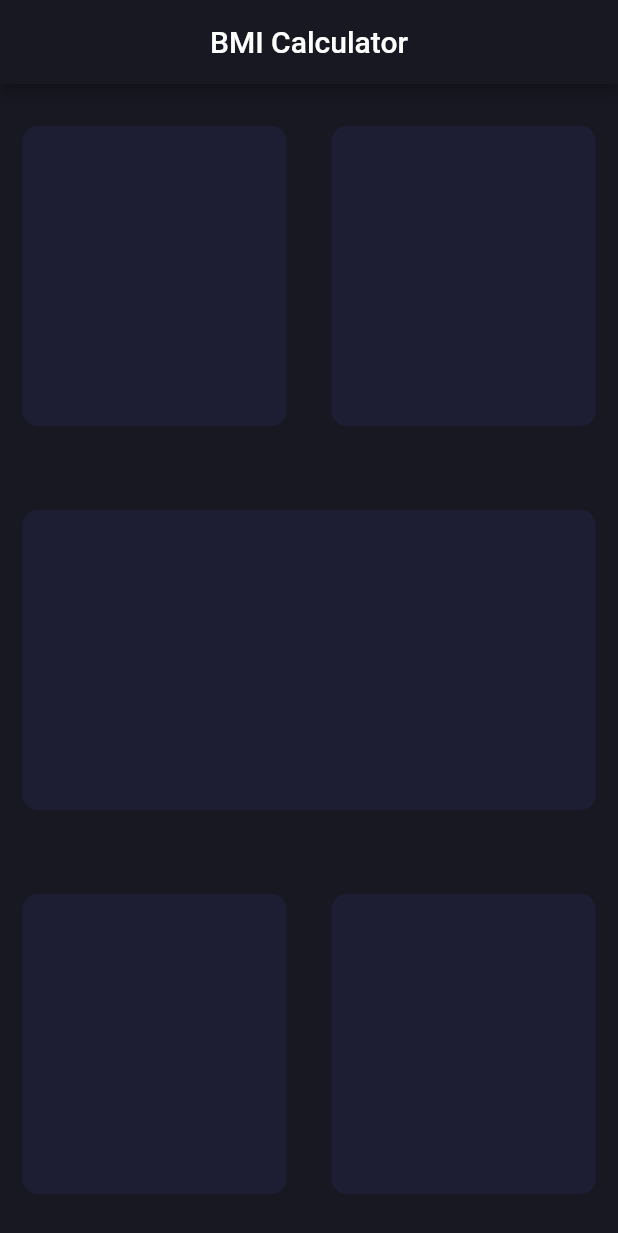
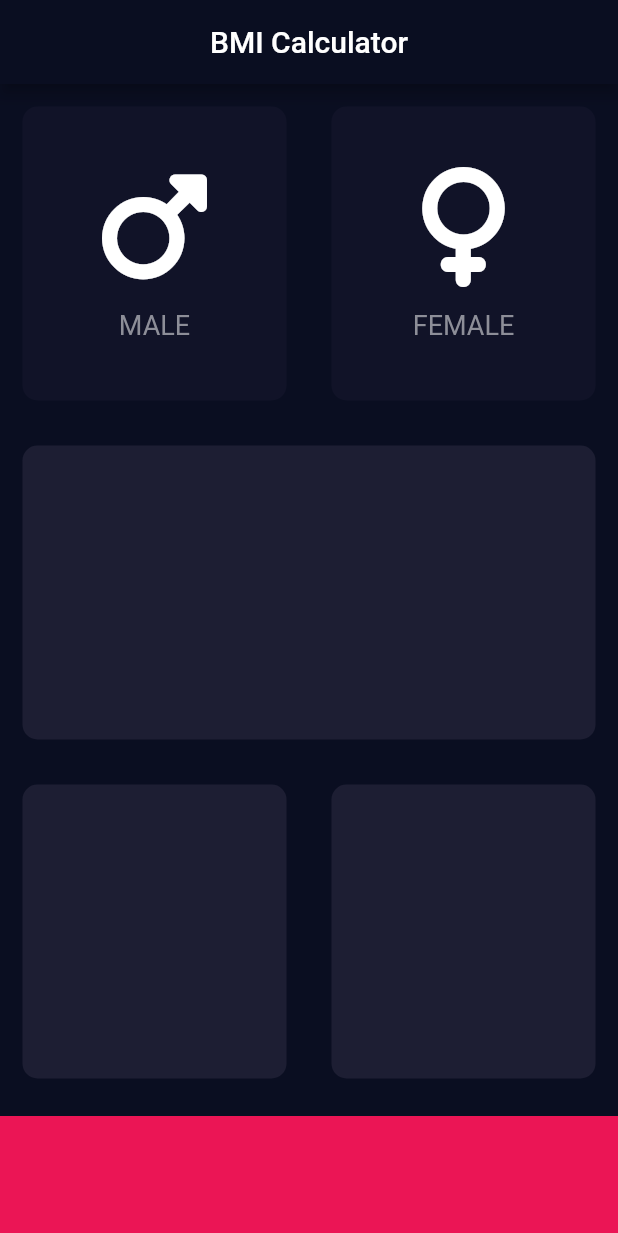
Before and after one commit to Navid-Rahman/BMI-Calculator-Flutter, a Flutter app: the screen it shows after launch, on a phone screen of 412 x 824 dp. Shown: the top 1233 px of the screen. Run offline on Flutter 3.47's test engine with Material 2 defaults, Android fonts, the phone set to English and light mode, and no system bars; our stand-ins replace font_awesome_flutter.

Commit message:
Added Gesture detector buttons for male and female button. Updated the icon_content and reusable_card dart files.

```diff
--- /dev/null
+++ b/lib/icon_content.dart
@@ -0,0 +1,30 @@
+import 'package:flutter/material.dart';
+
+const labelTextStyle = TextStyle(
+  fontSize: 18.0,
+  color: Color(0xFF8D8E98),
+);
+
+class IconContent extends StatelessWidget {
+  const IconContent({super.key, required this.icon, required this.label});
+  final IconData icon;
+  final String label;
+
+  @override
+  Widget build(BuildContext context) {
+    return Column(
+      mainAxisAlignment: MainAxisAlignment.center,
+      children: <Widget>[
+        Icon(
+          icon,
+          size: 80.0,
+          color: Colors.white,
+        ),
+        const SizedBox(
+          height: 15.0,
+        ),
+        Text(label, style: labelTextStyle),
+      ],
+    );
+  }
+}
--- a/lib/input_page.dart
+++ b/lib/input_page.dart
@@ -1,4 +1,12 @@
 import 'package:flutter/material.dart';
+import 'package:font_awesome_flutter/font_awesome_flutter.dart';
+import 'reusable_card.dart';
+import 'icon_content.dart';
+
+const bottomContainerHeight = 80.0;
+const activeCardColor = Color(0xFF1D1E33);
+const inactiveCardColor = Color(0xFF111328);
+const bottomContainerColor = Color(0xFFEB1555);
 
 class InputPage extends StatefulWidget {
   const InputPage({super.key});
@@ -8,6 +16,28 @@ class InputPage extends StatefulWidget {
 }
 
 class _InputPageState extends State<InputPage> {
+  Color femaleCardColor = inactiveCardColor;
+  Color maleCardColor = inactiveCardColor;
+
+  void updateColor(int gender) {
+    if (gender == 1) {
+      if (maleCardColor == inactiveCardColor) {
+        maleCardColor = activeCardColor;
+        femaleCardColor = inactiveCardColor;
+      } else {
+        maleCardColor = inactiveCardColor;
+      }
+    }
+    if (gender == 2) {
+      if (femaleCardColor == inactiveCardColor) {
+        femaleCardColor = activeCardColor;
+        maleCardColor = inactiveCardColor;
+      } else {
+        femaleCardColor = inactiveCardColor;
+      }
+    }
+  }
+
   @override
   Widget build(BuildContext context) {
     return Scaffold(
@@ -15,19 +45,41 @@ class _InputPageState extends State<InputPage> {
         title: const Text('BMI Calculator'),
         centerTitle: true,
       ),
-      body: const Column(
+      body: Column(
         children: <Widget>[
           Expanded(
               child: Row(
             children: <Widget>[
               Expanded(
-                child: ReusableCard(
-                  colour: Color(0xFF1D1E33),
+                child: GestureDetector(
+                  onTap: () {
+                    setState(() {
+                      updateColor(1);
+                    });
+                  },
+                  child: ReusableCard(
+                    colour: maleCardColor,
+                    cardChild: const IconContent(
+                      icon: FontAwesomeIcons.mars,
+                      label: 'MALE',
+                    ),
+                  ),
                 ),
               ),
               Expanded(
-                child: ReusableCard(
-                  colour: Color(0xFF1D1E33),
+                child: GestureDetector(
+                  onTap: () {
+                    setState(() {
+                      updateColor(2);
+                    });
+                  },
+                  child: ReusableCard(
+                    colour: femaleCardColor,
+                    cardChild: const IconContent(
+                      icon: FontAwesomeIcons.venus,
+                      label: 'FEMALE',
+                    ),
+                  ),
                 ),
               ),
             ],
@@ -37,7 +89,7 @@ class _InputPageState extends State<InputPage> {
             children: <Widget>[
               Expanded(
                 child: ReusableCard(
-                  colour: Color(0xFF1D1E33),
+                  colour: activeCardColor,
                 ),
               ),
             ],
@@ -47,37 +99,24 @@ class _InputPageState extends State<InputPage> {
             children: <Widget>[
               Expanded(
                 child: ReusableCard(
-                  colour: Color(0xFF1D1E33),
+                  colour: activeCardColor,
                 ),
               ),
               Expanded(
                 child: ReusableCard(
-                  colour: Color(0xFF1D1E33),
+                  colour: activeCardColor,
                 ),
               ),
             ],
           )),
+          Container(
+            color: bottomContainerColor,
+            margin: const EdgeInsets.only(top: 10.0),
+            width: double.infinity,
+            height: bottomContainerHeight,
+          )
         ],
       ),
     );
   }
 }
-
-class ReusableCard extends StatelessWidget {
-  const ReusableCard({super.key, required this.colour});
-
-  final Color colour;
-
-  @override
-  Widget build(BuildContext context) {
-    return Container(
-      height: 200.0,
-      width: 170.0,
-      margin: const EdgeInsets.all(15.0),
-      decoration: BoxDecoration(
-        color: colour,
-        borderRadius: BorderRadius.circular(10.0),
-      ),
-    );
-  }
-}
--- a/lib/main.dart
+++ b/lib/main.dart
@@ -13,9 +13,9 @@ class BMICalculator extends StatelessWidget {
     return MaterialApp(
       theme: ThemeData(
         appBarTheme: const AppBarTheme(
-          backgroundColor: Color(0xFF181823),
+          backgroundColor: Color(0xFF0A0E21),
         ),
-        scaffoldBackgroundColor: const Color(0xFF181823),
+        scaffoldBackgroundColor: const Color(0xFF0A0E21),
         buttonTheme: const ButtonThemeData(
           buttonColor: Color(0xFFE384FF),
         ),
--- /dev/null
+++ b/lib/reusable_card.dart
@@ -0,0 +1,22 @@
+import 'package:flutter/material.dart';
+
+class ReusableCard extends StatelessWidget {
+  ReusableCard({required this.colour, this.cardChild});
+
+  final Color colour;
+  final Widget? cardChild;
+
+  @override
+  Widget build(BuildContext context) {
+    return Container(
+      height: 200.0,
+      width: 170.0,
+      margin: const EdgeInsets.all(15.0),
+      decoration: BoxDecoration(
+        color: colour,
+        borderRadius: BorderRadius.circular(10.0),
+      ),
+      child: cardChild,
+    );
+  }
+}
```
Also changed, not shown: pubspec.yaml (+1 -65 lines), pubspec.lock.
